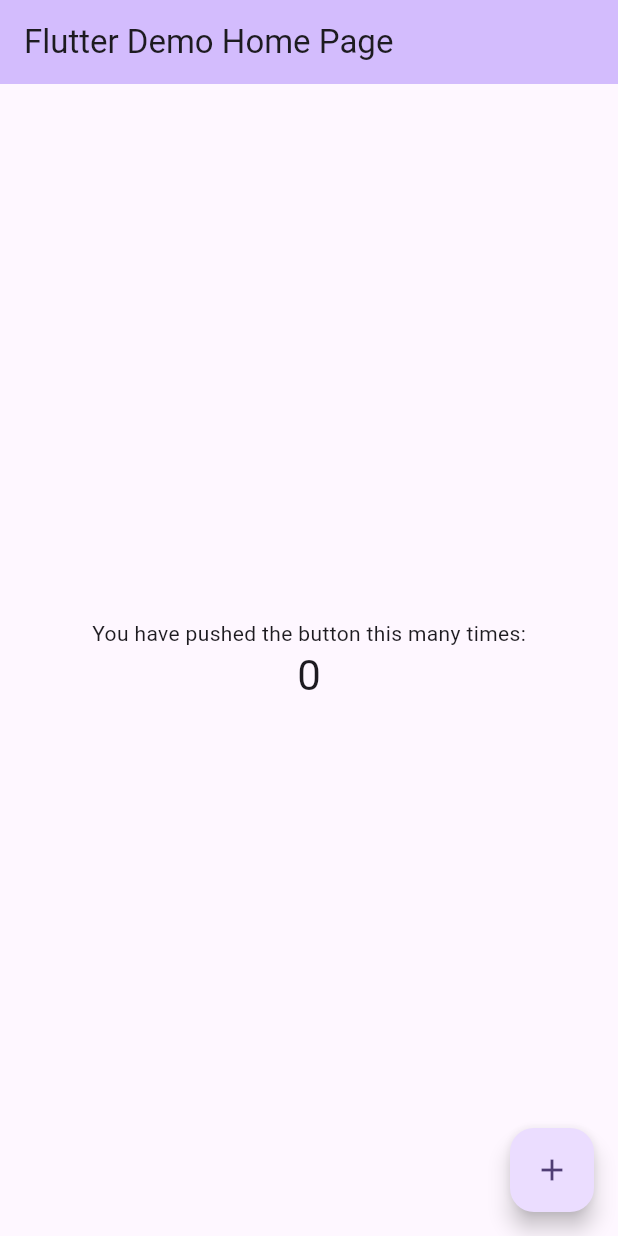
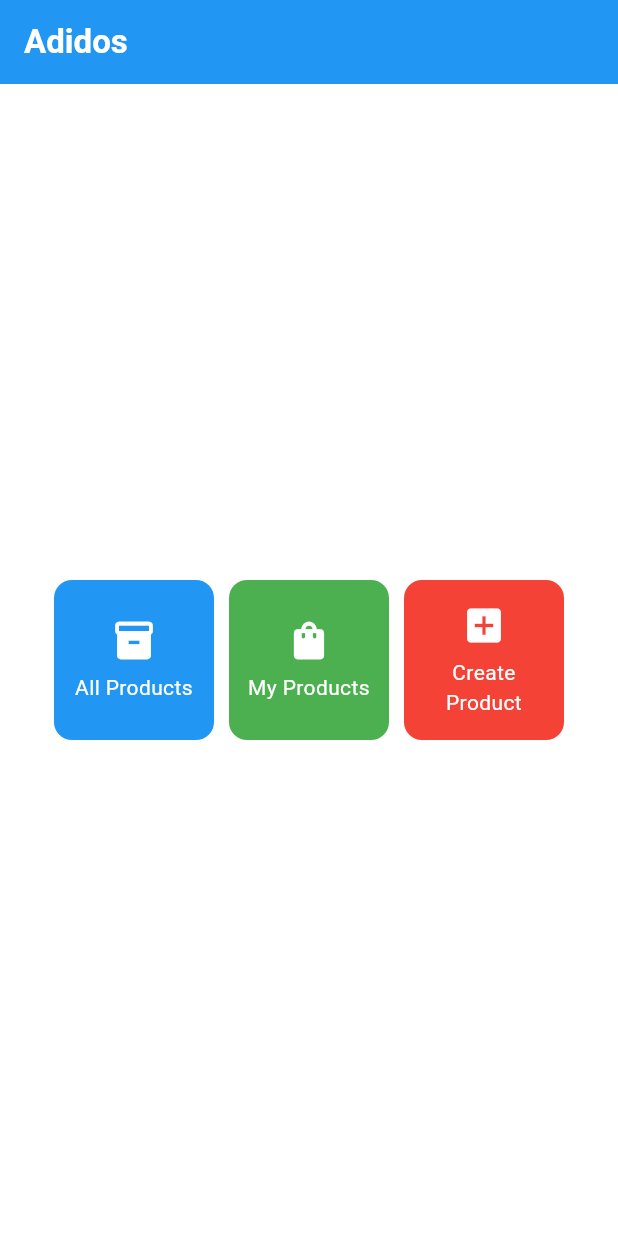
Before and after one commit to galihnur9/adidos-mobile, a Flutter app: the screen it shows after launch, on a phone screen of 412 x 824 dp. Run offline on Flutter 3.47's test engine with Material 3 defaults, Android fonts, the phone set to English and light mode, and no system bars.

Commit message:
Update Komponen ItemCard untuk layout app

```diff
--- a/lib/main.dart
+++ b/lib/main.dart
@@ -1,4 +1,5 @@
 import 'package:flutter/material.dart';
+import 'package:adidos_mobile/menu.dart';
 
 void main() {
   runApp(const MyApp());
@@ -28,95 +29,10 @@
         //
         // This works for code too, not just values: Most code changes can be
         // tested with just a hot reload.
-        colorScheme: ColorScheme.fromSeed(seedColor: Colors.deepPurple),
+        colorScheme: ColorScheme.fromSwatch(primarySwatch: Colors.blue)
+        .copyWith(secondary: Colors.blueAccent[400]),
       ),
-      home: const MyHomePage(title: 'Flutter Demo Home Page'),
+      home: MyHomePage(),
     );
   }
 }
-
-class MyHomePage extends StatefulWidget {
-  const MyHomePage({super.key, required this.title});
-
-  // This widget is the home page of your application. It is stateful, meaning
-  // that it has a State object (defined below) that contains fields that affect
-  // how it looks.
-
-  // This class is the configuration for the state. It holds the values (in this
-  // case the title) provided by the parent (in this case the App widget) and
-  // used by the build method of the State. Fields in a Widget subclass are
-  // always marked "final".
-
-  final String title;
-
-  @override
-  State<MyHomePage> createState() => _MyHomePageState();
-}
-
-class _MyHomePageState extends State<MyHomePage> {
-  int _counter = 0;
-
-  void _incrementCounter() {
-    setState(() {
-      // This call to setState tells the Flutter framework that something has
-      // changed in this State, which causes it to rerun the build method below
-      // so that the display can reflect the updated values. If we changed
-      // _counter without calling setState(), then the build method would not be
-      // called again, and so nothing would appear to happen.
-      _counter++;
-    });
-  }
-
-  @override
-  Widget build(BuildContext context) {
-    // This method is rerun every time setState is called, for instance as done
-    // by the _incrementCounter method above.
-    //
-    // The Flutter framework has been optimized to make rerunning build methods
-    // fast, so that you can just rebuild anything that needs updating rather
-    // than having to individually change instances of widgets.
-    return Scaffold(
-      appBar: AppBar(
-        // TRY THIS: Try changing the color here to a specific color (to
-        // Colors.amber, perhaps?) and trigger a hot reload to see the AppBar
-        // change color while the other colors stay the same.
-        backgroundColor: Theme.of(context).colorScheme.inversePrimary,
-        // Here we take the value from the MyHomePage object that was created by
-        // the App.build method, and use it to set our appbar title.
-        title: Text(widget.title),
-      ),
-      body: Center(
-        // Center is a layout widget. It takes a single child and positions it
-        // in the middle of the parent.
-        child: Column(
-          // Column is also a layout widget. It takes a list of children and
-          // arranges them vertically. By default, it sizes itself to fit its
-          // children horizontally, and tries to be as tall as its parent.
-          //
-          // Column has various properties to control how it sizes itself and
-          // how it positions its children. Here we use mainAxisAlignment to
-          // center the children vertically; the main axis here is the vertical
-          // axis because Columns are vertical (the cross axis would be
-          // horizontal).
-          //
-          // TRY THIS: Invoke "debug painting" (choose the "Toggle Debug Paint"
-          // action in the IDE, or press "p" in the console), to see the
-          // wireframe for each widget.
-          mainAxisAlignment: MainAxisAlignment.center,
-          children: <Widget>[
-            const Text('You have pushed the button this many times:'),
-            Text(
-              '$_counter',
-              style: Theme.of(context).textTheme.headlineMedium,
-            ),
-          ],
-        ),
-      ),
-      floatingActionButton: FloatingActionButton(
-        onPressed: _incrementCounter,
-        tooltip: 'Increment',
-        child: const Icon(Icons.add),
-      ), // This trailing comma makes auto-formatting nicer for build methods.
-    );
-  }
-}
--- /dev/null
+++ b/lib/menu.dart
@@ -0,0 +1,113 @@
+import 'package:flutter/material.dart';
+class MyHomePage extends StatelessWidget {
+  MyHomePage({super.key});
+  final List<ItemHomepage> items = [
+    ItemHomepage("All Products", Icons.inventory, Colors.blue),
+    ItemHomepage("My Products", Icons.shopping_bag, Colors.green),
+    ItemHomepage("Create Product", Icons.add_box, Colors.red),
+  ];
+  @override
+  Widget build(BuildContext context) {
+    // Scaffold menyediakan struktur dasar halaman dengan AppBar dan body.
+    return Scaffold(
+      // AppBar adalah bagian atas halaman yang menampilkan judul.
+      appBar: AppBar(
+        // Judul aplikasi "Adidos" dengan teks putih dan tebal.
+        title: const Text(
+          'Adidos',
+          style: TextStyle(
+            color: Colors.white,
+            fontWeight: FontWeight.bold,
+          ),
+        ),
+        // Warna latar belakang AppBar diambil dari skema warna tema aplikasi.
+        backgroundColor: Theme.of(context).colorScheme.primary,
+      ),
+      // Body halaman dengan padding di sekelilingnya.
+      body: Padding(
+        padding: const EdgeInsets.all(16.0),
+        // Menyusun widget secara vertikal dalam sebuah kolom.
+        child: Center(
+          child: Column(
+            mainAxisAlignment: MainAxisAlignment.center,
+            children: [
+              GridView.count(
+                primary: true,
+                padding: const EdgeInsets.all(20),
+                crossAxisSpacing: 10,
+                mainAxisSpacing: 10,
+                crossAxisCount: 3,
+                shrinkWrap: true,
+                children: items.map((ItemHomepage item) {
+                  return ItemCard(item);
+                }).toList(),
+              )
+            ]
+          ),
+        ),
+      ),
+    );
+  }
+}
+
+class ItemCard extends StatelessWidget {
+  // Menampilkan kartu dengan ikon dan nama.
+
+  final ItemHomepage item;
+
+  const ItemCard(this.item, {super.key});
+
+  @override
+  Widget build(BuildContext context) {
+    return Material(
+      // Menentukan warna latar belakang dari tema aplikasi.
+      color: item.color,
+      // Membuat sudut kartu melengkung.
+      borderRadius: BorderRadius.circular(12),
+
+      child: InkWell(
+        // Aksi ketika kartu ditekan.
+        onTap: () {
+          // Menampilkan pesan SnackBar saat kartu ditekan.
+          ScaffoldMessenger.of(context)
+            ..hideCurrentSnackBar()
+            ..showSnackBar(
+              SnackBar(content: Text("Kamu telah menekan tombol ${item.name}!"))
+            );
+        },
+        // Container untuk menyimpan Icon dan Text
+        child: Container(
+          padding: const EdgeInsets.all(8),
+          child: Center(
+            child: Column(
+              // Menyusun ikon dan teks di tengah kartu.
+              mainAxisAlignment: MainAxisAlignment.center,
+              children: [
+                Icon(
+                  item.icon,
+                  color: Colors.white,
+                  size: 30.0,
+                ),
+                const Padding(padding: EdgeInsets.all(3)),
+                Text(
+                  item.name,
+                  textAlign: TextAlign.center,
+                  style: const TextStyle(color: Colors.white),
+                ),
+              ],
+            ),
+          ),
+        ),
+      ),
+    );
+  }
+
+}
+
+class ItemHomepage {
+ final String name;
+ final IconData icon;
+ final Color color;
+
+ ItemHomepage(this.name, this.icon, this.color);
+}
```
